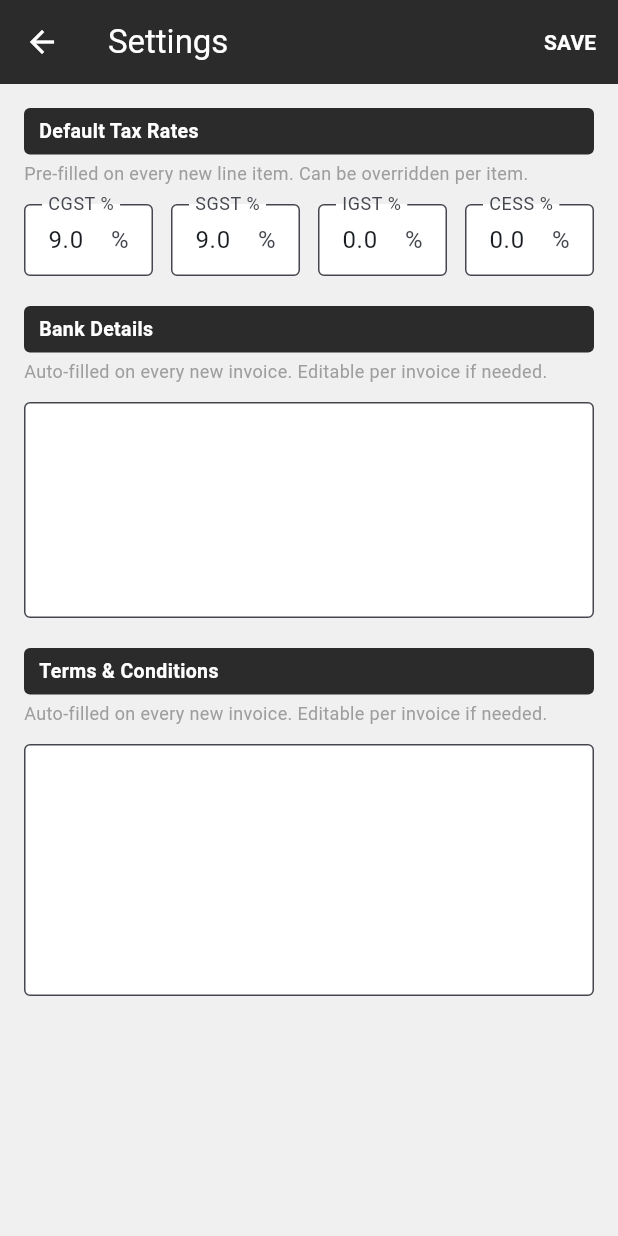
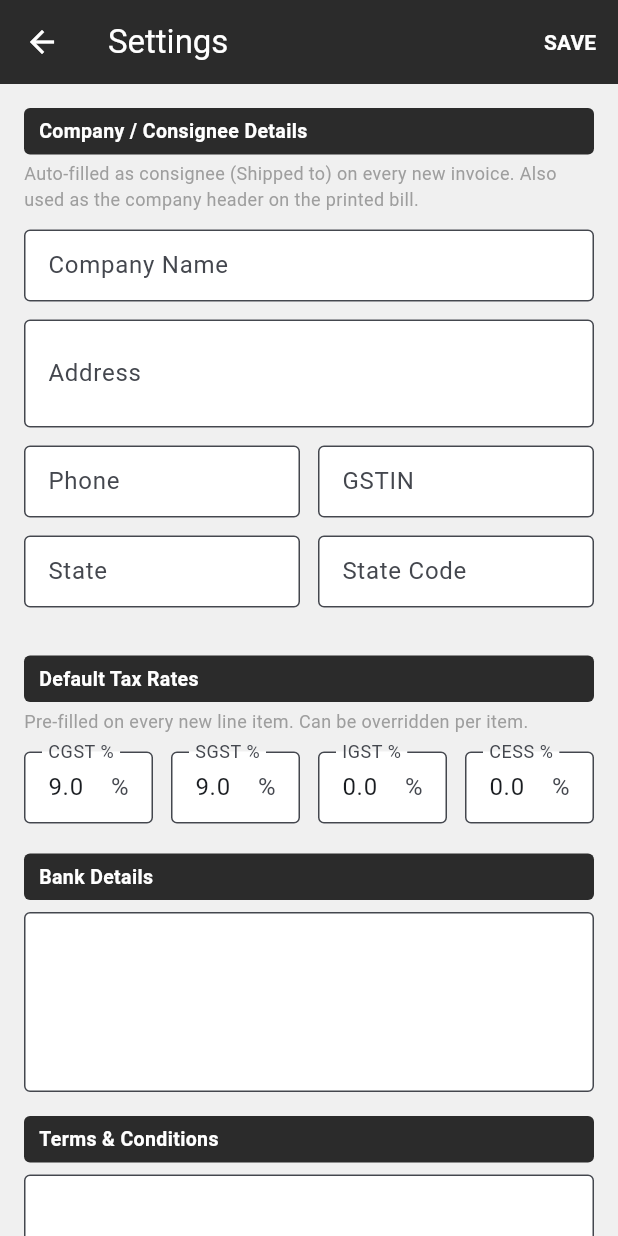
Before and after one commit to Akshaylinson/DLJB-APP, a Flutter app: the screen it shows after launch, after a tap on the "settings" icon, on a phone screen of 412 x 824 dp. Run offline on Flutter 3.47's test engine with Material 3 defaults, Android fonts, the light colour scheme and no system bars; our stand-ins replace pdf, printing, sqflite_common_ffi; accounts and stored records are empty.

Commit message:
updated the bill ui

```diff
--- a/lib/db/settings_db.dart
+++ b/lib/db/settings_db.dart
@@ -4,12 +4,19 @@ import 'package:sqflite_common_ffi/sqflite_ffi.dart';
 class SettingsDb {
   static const _table = 'settings';
 
-  static const keyCgstR  = 'cgst_r';
-  static const keySgstR  = 'sgst_r';
-  static const keyIgstR  = 'igst_r';
-  static const keyCessR  = 'cess_r';
+  static const keyCgstR   = 'cgst_r';
+  static const keySgstR   = 'sgst_r';
+  static const keyIgstR   = 'igst_r';
+  static const keyCessR   = 'cess_r';
   static const keyBankDet = 'bank_det';
   static const keyTermsc  = 'termc';
+  // Company / consignee details
+  static const keyCoName  = 'co_name';
+  static const keyCoAdd   = 'co_add';
+  static const keyCoPhone = 'co_phone';
+  static const keyCoGst   = 'co_gst';
+  static const keyCoState = 'co_state';
+  static const keyCoStCd  = 'co_st_cd';
 
   static Future<void> ensureTable(Database db) async {
     await db.execute('''
@@ -19,7 +26,11 @@ class SettingsDb {
       )
     ''');
     // Insert defaults if not present
-    final defaults = {keyCgstR: '9.0', keySgstR: '9.0', keyIgstR: '0.0', keyCessR: '0.0', keyBankDet: '', keyTermsc: ''};
+    final defaults = {
+      keyCgstR: '9.0', keySgstR: '9.0', keyIgstR: '0.0', keyCessR: '0.0',
+      keyBankDet: '', keyTermsc: '',
+      keyCoName: '', keyCoAdd: '', keyCoPhone: '', keyCoGst: '', keyCoState: '', keyCoStCd: '',
+    };
     for (final e in defaults.entries) {
       await db.execute(
         'INSERT OR IGNORE INTO $_table (key, value) VALUES (?, ?)',
@@ -45,6 +56,12 @@ class SettingsDb {
     return {
       keyBankDet: map[keyBankDet] ?? '',
       keyTermsc:  map[keyTermsc]  ?? '',
+      keyCoName:  map[keyCoName]  ?? '',
+      keyCoAdd:   map[keyCoAdd]   ?? '',
+      keyCoPhone: map[keyCoPhone] ?? '',
+      keyCoGst:   map[keyCoGst]   ?? '',
+      keyCoState: map[keyCoState] ?? '',
+      keyCoStCd:  map[keyCoStCd]  ?? '',
     };
   }
 
--- a/lib/screens/settings_screen.dart
+++ b/lib/screens/settings_screen.dart
@@ -9,12 +9,22 @@ class SettingsScreen extends StatefulWidget {
 }
 
 class _SettingsScreenState extends State<SettingsScreen> {
+  // Tax rates
   final _cgstR  = TextEditingController();
   final _sgstR  = TextEditingController();
   final _igstR  = TextEditingController();
   final _cessR  = TextEditingController();
+  // Company details
+  final _coName  = TextEditingController();
+  final _coAdd   = TextEditingController();
+  final _coPhone = TextEditingController();
+  final _coGst   = TextEditingController();
+  final _coState = TextEditingController();
+  final _coStCd  = TextEditingController();
+  // Invoice defaults
   final _bankDet = TextEditingController();
   final _termc   = TextEditingController();
+
   bool _loading = true;
   bool _saving  = false;
 
@@ -31,6 +41,12 @@ class _SettingsScreenState extends State<SettingsScreen> {
     _sgstR.text   = (rates[SettingsDb.keySgstR]  ?? 9.0).toString();
     _igstR.text   = (rates[SettingsDb.keyIgstR]  ?? 0.0).toString();
     _cessR.text   = (rates[SettingsDb.keyCessR]  ?? 0.0).toString();
+    _coName.text  = strings[SettingsDb.keyCoName]  ?? '';
+    _coAdd.text   = strings[SettingsDb.keyCoAdd]   ?? '';
+    _coPhone.text = strings[SettingsDb.keyCoPhone] ?? '';
+    _coGst.text   = strings[SettingsDb.keyCoGst]   ?? '';
+    _coState.text = strings[SettingsDb.keyCoState] ?? '';
+    _coStCd.text  = strings[SettingsDb.keyCoStCd]  ?? '';
     _bankDet.text = strings[SettingsDb.keyBankDet] ?? '';
     _termc.text   = strings[SettingsDb.keyTermsc]  ?? '';
     setState(() => _loading = false);
@@ -42,6 +58,12 @@ class _SettingsScreenState extends State<SettingsScreen> {
     await AppDatabase.saveRate(SettingsDb.keySgstR, double.tryParse(_sgstR.text) ?? 0);
     await AppDatabase.saveRate(SettingsDb.keyIgstR, double.tryParse(_igstR.text) ?? 0);
     await AppDatabase.saveRate(SettingsDb.keyCessR, double.tryParse(_cessR.text) ?? 0);
+    await AppDatabase.saveSetting(SettingsDb.keyCoName,  _coName.text.trim());
+    await AppDatabase.saveSetting(SettingsDb.keyCoAdd,   _coAdd.text.trim());
+    await AppDatabase.saveSetting(SettingsDb.keyCoPhone, _coPhone.text.trim());
+    await AppDatabase.saveSetting(SettingsDb.keyCoGst,   _coGst.text.trim());
+    await AppDatabase.saveSetting(SettingsDb.keyCoState, _coState.text.trim());
+    await AppDatabase.saveSetting(SettingsDb.keyCoStCd,  _coStCd.text.trim());
     await AppDatabase.saveSetting(SettingsDb.keyBankDet, _bankDet.text.trim());
     await AppDatabase.saveSetting(SettingsDb.keyTermsc,  _termc.text.trim());
     setState(() => _saving = false);
@@ -62,7 +84,9 @@ class _SettingsScreenState extends State<SettingsScreen> {
         foregroundColor: Colors.white,
         actions: [
           if (_saving)
-            const Padding(padding: EdgeInsets.all(16), child: SizedBox(width: 20, height: 20, child: CircularProgressIndicator(color: Colors.white, strokeWidth: 2)))
+            const Padding(padding: EdgeInsets.all(16),
+                child: SizedBox(width: 20, height: 20,
+                    child: CircularProgressIndicator(color: Colors.white, strokeWidth: 2)))
           else
             TextButton(
               onPressed: _save,
@@ -77,6 +101,29 @@ class _SettingsScreenState extends State<SettingsScreen> {
               child: Column(
                 crossAxisAlignment: CrossAxisAlignment.start,
                 children: [
+                  // ── Company Details ──────────────────────────────────────
+                  _sectionHeader('Company / Consignee Details'),
+                  const SizedBox(height: 4),
+                  const Text(
+                    'Auto-filled as consignee (Shipped to) on every new invoice. Also used as the company header on the printed bill.',
+                    style: TextStyle(color: Colors.grey, fontSize: 12),
+                  ),
+                  const SizedBox(height: 12),
+                  _field('Company Name', _coName),
+                  _field('Address', _coAdd, maxLines: 2),
+                  Row(children: [
+                    Expanded(child: _field('Phone', _coPhone, keyboardType: TextInputType.phone)),
+                    const SizedBox(width: 12),
+                    Expanded(child: _field('GSTIN', _coGst)),
+                  ]),
+                  Row(children: [
+                    Expanded(child: _field('State', _coState)),
+                    const SizedBox(width: 12),
+                    Expanded(child: _field('State Code', _coStCd)),
+                  ]),
+
+                  const SizedBox(height: 20),
+                  // ── Tax Rates ────────────────────────────────────────────
                   _sectionHeader('Default Tax Rates'),
                   const SizedBox(height: 4),
                   const Text(
@@ -85,32 +132,24 @@ class _SettingsScreenState extends State<SettingsScreen> {
                   ),
                   const SizedBox(height: 12),
                   Row(children: [
-                    _rateField('CGST %', _cgstR),
+                    Expanded(child: _rateField('CGST %', _cgstR)),
                     const SizedBox(width: 12),
-                    _rateField('SGST %', _sgstR),
+                    Expanded(child: _rateField('SGST %', _sgstR)),
                     const SizedBox(width: 12),
-                    _rateField('IGST %', _igstR),
+                    Expanded(child: _rateField('IGST %', _igstR)),
                     const SizedBox(width: 12),
-                    _rateField('CESS %', _cessR),
+                    Expanded(child: _rateField('CESS %', _cessR)),
                   ]),
+
                   const SizedBox(height: 20),
+                  // ── Bank & Terms ─────────────────────────────────────────
                   _sectionHeader('Bank Details'),
-                  const SizedBox(height: 4),
-                  const Text(
-                    'Auto-filled on every new invoice. Editable per invoice if needed.',
-                    style: TextStyle(color: Colors.grey, fontSize: 12),
-                  ),
-                  const SizedBox(height: 12),
-                  _textArea(_bankDet, 5),
-                  const SizedBox(height: 20),
+                  const SizedBox(height: 8),
+                  _textArea(_bankDet, 4),
+                  const SizedBox(height: 16),
                   _sectionHeader('Terms & Conditions'),
-                  const SizedBox(height: 4),
-                  const Text(
-                    'Auto-filled on every new invoice. Editable per invoice if needed.',
-                    style: TextStyle(color: Colors.grey, fontSize: 12),
-                  ),
-                  const SizedBox(height: 12),
-                  _textArea(_termc, 6),
+                  const SizedBox(height: 8),
+                  _textArea(_termc, 4),
                   const SizedBox(height: 32),
                 ],
               ),
@@ -125,21 +164,33 @@ class _SettingsScreenState extends State<SettingsScreen> {
           color: Color(0xFF2B2B2B),
           borderRadius: BorderRadius.all(Radius.circular(4)),
         ),
-        child: Text(title, style: const TextStyle(color: Colors.white, fontWeight: FontWeight.bold, fontSize: 13)),
+        child: Text(title,
+            style: const TextStyle(color: Colors.white, fontWeight: FontWeight.bold, fontSize: 13)),
       );
 
-  Widget _rateField(String label, TextEditingController ctrl) => Expanded(
+  Widget _field(String label, TextEditingController ctrl,
+      {int maxLines = 1, TextInputType? keyboardType}) =>
+      Padding(
+        padding: const EdgeInsets.only(bottom: 12),
         child: TextField(
           controller: ctrl,
-          keyboardType: const TextInputType.numberWithOptions(decimal: true),
+          maxLines: maxLines,
+          keyboardType: keyboardType,
           decoration: InputDecoration(
             labelText: label,
-            suffixText: '%',
-            filled: true,
-            fillColor: Colors.white,
-            border: const OutlineInputBorder(),
-            isDense: true,
+            filled: true, fillColor: Colors.white,
+            border: const OutlineInputBorder(), isDense: true,
           ),
+        ),
+      );
+
+  Widget _rateField(String label, TextEditingController ctrl) => TextField(
+        controller: ctrl,
+        keyboardType: const TextInputType.numberWithOptions(decimal: true),
+        decoration: InputDecoration(
+          labelText: label, suffixText: '%',
+          filled: true, fillColor: Colors.white,
+          border: const OutlineInputBorder(), isDense: true,
         ),
       );
 
@@ -147,16 +198,15 @@ class _SettingsScreenState extends State<SettingsScreen> {
         controller: ctrl,
         maxLines: lines,
         decoration: const InputDecoration(
-          filled: true,
-          fillColor: Colors.white,
-          border: OutlineInputBorder(),
-          isDense: true,
+          filled: true, fillColor: Colors.white,
+          border: OutlineInputBorder(), isDense: true,
         ),
       );
 
   @override
   void dispose() {
-    for (final c in [_cgstR, _sgstR, _igstR, _cessR, _bankDet, _termc]) {
+    for (final c in [_cgstR, _sgstR, _igstR, _cessR, _coName, _coAdd,
+        _coPhone, _coGst, _coState, _coStCd, _bankDet, _termc]) {
       c.dispose();
     }
     super.dispose();
```
Also changed, not shown: lib/screens/invoice_form.dart (+16 -4 lines), lib/utils/invoice_pdf.dart (+36 -29 lines).
